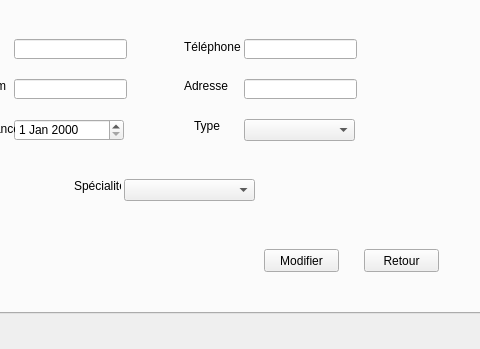
The window that mainwindow.ui (choucheniheb/Projet_C-_2A23_Smart-beauty-center) describes before a commit, drawn with Qt 5; both pictures show x 148 to 628 and y 114 to 463 of the 796 by 463 pixel window.
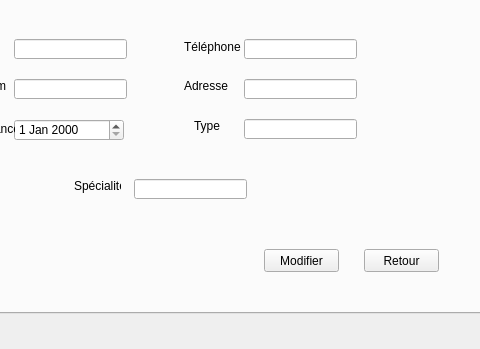
The same window after the commit. The open tabs and pages were chosen to show the change.

```diff
--- a/mainwindow.ui
+++ b/mainwindow.ui
@@ -590,23 +590,23 @@
          <string>Retour</string>
         </property>
        </widget>
-       <widget class="QComboBox" name="comboBox_7">
+       <widget class="QLineEdit" name="lineEdit_type_modifier">
         <property name="geometry">
          <rect>
-          <x>270</x>
-          <y>230</y>
-          <width>131</width>
-          <height>22</height>
+          <x>390</x>
+          <y>170</y>
+          <width>113</width>
+          <height>20</height>
          </rect>
         </property>
        </widget>
-       <widget class="QComboBox" name="comboBox_8">
+       <widget class="QLineEdit" name="lineEdit_specialite_modifier">
         <property name="geometry">
          <rect>
-          <x>390</x>
-          <y>170</y>
-          <width>111</width>
-          <height>22</height>
+          <x>280</x>
+          <y>230</y>
+          <width>113</width>
+          <height>20</height>
          </rect>
         </property>
        </widget>
```
Left out of the diff: 22 changed lines with no effect on the pictures.
